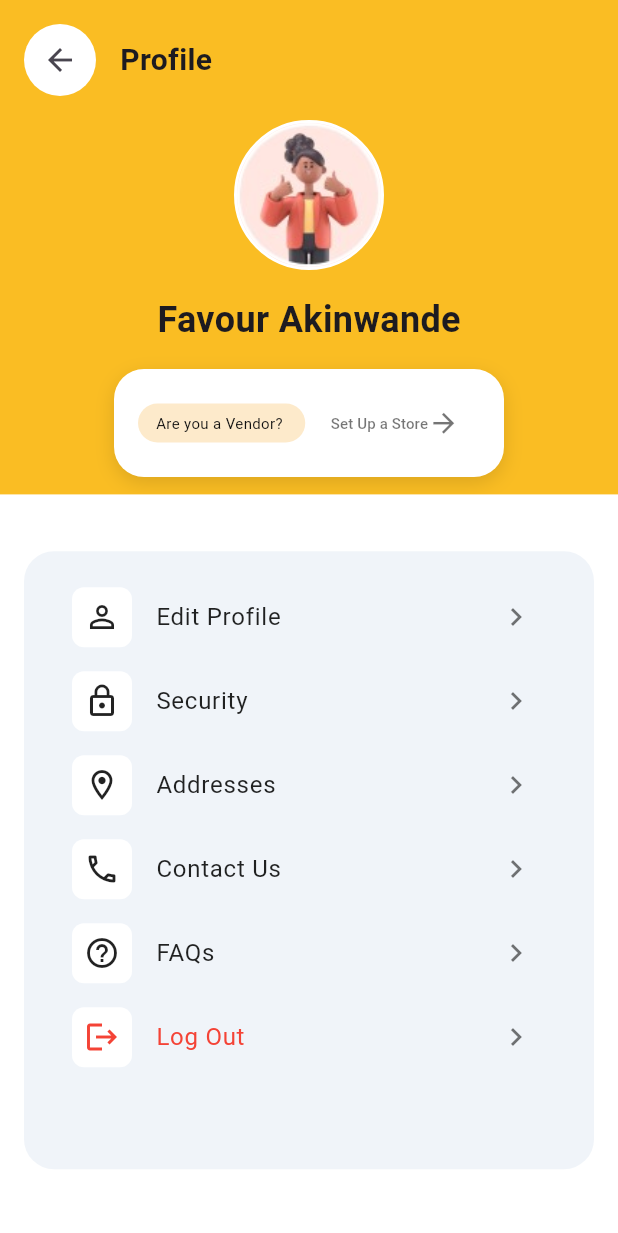
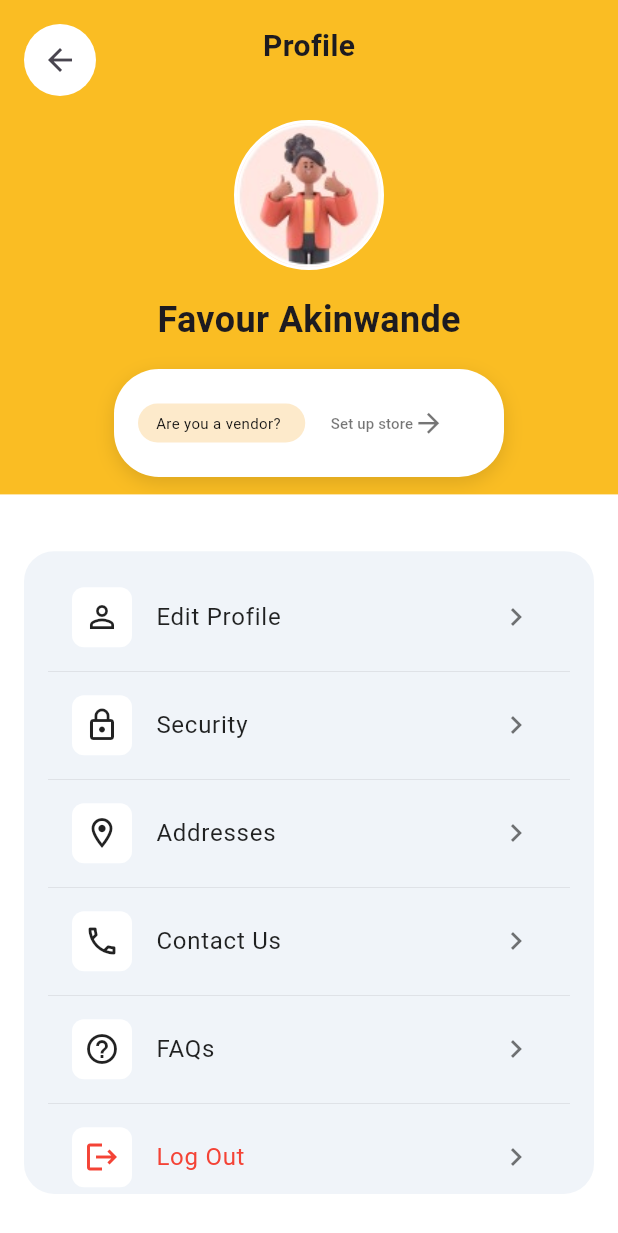
Before and after one commit to eobolo/CAMPUS_CART_MOBILE_APP_GROUP_10, a Flutter app: the ProfileScreen screen opened directly, on a phone screen of 412 x 824 dp. Shown: the top 1233 px of the screen. Run offline on Flutter 3.47's test engine with Material 3 defaults, Android fonts, the phone set to English and light mode, and no system bars; our stand-ins replace cloud_functions, firebase_auth, firebase_core, firebase_database, get, intl_phone_field and 1 more; accounts and stored records are empty.

Commit message:
Update User Profile

```diff
--- a/campus_cart/lib/Profile/user_profile.dart
+++ b/campus_cart/lib/Profile/user_profile.dart
@@ -4,7 +4,6 @@ void main() {
   runApp(const MyApp());
 }
 
-// Define MyApp class
 class MyApp extends StatelessWidget {
   const MyApp({super.key});
 
@@ -12,12 +11,11 @@ class MyApp extends StatelessWidget {
   Widget build(BuildContext context) {
     return const MaterialApp(
       title: 'Profile Screen',
-      home: ProfileScreen(), // Set ProfileScreen as the home widget
+      home: ProfileScreen(),
     );
   }
 }
 
-// ProfileScreen widget code
 class ProfileScreen extends StatelessWidget {
   const ProfileScreen({super.key});
 
@@ -30,9 +28,12 @@ class ProfileScreen extends StatelessWidget {
           children: [
             Padding(
               padding: const EdgeInsets.all(16.0),
-              child: Row(
+              child: Stack(
                 children: [
-                  Container(
+                  // Back Button aligned to the left
+                  Align(
+                    alignment: Alignment.centerLeft,
+                    child: Container(
                       decoration: BoxDecoration(
                         color: Colors.white,
                         borderRadius: BorderRadius.circular(25),
@@ -42,19 +43,22 @@ class ProfileScreen extends StatelessWidget {
                         onPressed: () => Navigator.pop(context),
                       ),
                     ),
-                  const SizedBox(width: 16),
-                  const Text(
+                  ),
+
+                  const Center(
+                    child: Text(
                       'Profile',
                       style: TextStyle(
                         fontSize: 20,
                         fontWeight: FontWeight.w600,
                       ),
                     ),
+                  ),
                 ],
               ),
             ),
 
-            // Profile Image and Name
+
             Column(
               children: [
                 Container(
@@ -84,14 +88,14 @@ class ProfileScreen extends StatelessWidget {
               ],
             ),
 
-            // Store Status Box
+
             Container(
               width: 260,
               margin: const EdgeInsets.symmetric(horizontal: 16),
               padding: const EdgeInsets.symmetric(horizontal: 16, vertical: 12),
               decoration: BoxDecoration(
                 color: Colors.white,
-                borderRadius: BorderRadius.circular(20),
+                borderRadius: BorderRadius.circular(30), // Rounded corners
                 boxShadow: const [
                   BoxShadow(
                     color: Colors.black12,
@@ -111,7 +115,7 @@ class ProfileScreen extends StatelessWidget {
                         borderRadius: BorderRadius.circular(20),
                       ),
                       child: const Text(
-                        'Are you a Vendor?',
+                        'Are you a vendor?',
                         style: TextStyle(
                           color: Color.fromARGB(255, 16, 16, 16),
                           fontSize: 10,
@@ -124,12 +128,12 @@ class ProfileScreen extends StatelessWidget {
                   Flexible(
                     child: TextButton(
                       onPressed: () {
-                        // Action when the button is clicked
+
                       },
                       child: const Row(
                         children: [
                           Text(
-                            'Set Up a Store',
+                            'Set up store',
                             style: TextStyle(
                               color: Colors.black54,
                               fontSize: 10,
@@ -149,7 +153,6 @@ class ProfileScreen extends StatelessWidget {
               ),
             ),
 
-            // Expanded section with white background and inner container
             Expanded(
               child: Stack(
                 alignment: Alignment.topCenter,
@@ -160,22 +163,21 @@ class ProfileScreen extends StatelessWidget {
                       height: MediaQuery.of(context).size.height * 0.6,
                       width: double.infinity,
                       decoration: const BoxDecoration(
-                        color: Colors.white, // White background
+                        color: Colors.white,
                         borderRadius: BorderRadius.zero,
                       ),
                     ),
                   ),
 
-                  // Inner container with updated background and removed shadow
                   Positioned(
                     top: MediaQuery.of(context).size.height * 0.06,
                     left: 16,
                     right: 16,
                     child: Container(
-                      height: MediaQuery.of(context).size.height * 0.5,
+                      height: MediaQuery.of(context).size.height * 0.52,
                       decoration: BoxDecoration(
-                        color: const Color(0xFFF0F4F9), // New background color
-                        borderRadius: BorderRadius.circular(20), // Rounded edges
+                        color: const Color(0xFFF0F4F9),
+                        borderRadius: BorderRadius.circular(20),
                       ),
                       padding: const EdgeInsets.all(16),
                       child: Column(
@@ -185,25 +187,45 @@ class ProfileScreen extends StatelessWidget {
                             title: 'Edit Profile',
                             onTap: () {},
                           ),
+                          const Divider(
+                            color: Color.fromRGBO(0, 0, 0, 0.5),
+                            thickness: 0.1,
+                          ),
                           _buildMenuItem(
                             icon: Icons.lock_outline,
                             title: 'Security',
                             onTap: () {},
+                          ),
+                          const Divider(
+                            color: Color.fromRGBO(0, 0, 0, 0.5),
+                            thickness: 0.1,
                           ),
                           _buildMenuItem(
                             icon: Icons.location_on_outlined,
                             title: 'Addresses',
                             onTap: () {},
                           ),
+                          const Divider(
+                            color: Color.fromRGBO(0, 0, 0, 0.5),
+                            thickness: 0.1,
+                          ),
                           _buildMenuItem(
                             icon: Icons.phone_outlined,
                             title: 'Contact Us',
                             onTap: () {},
                           ),
+                          const Divider(
+                            color: Color.fromRGBO(0, 0, 0, 0.5),
+                            thickness: 0.1,
+                          ),
                           _buildMenuItem(
                             icon: Icons.help_outline,
                             title: 'FAQs',
                             onTap: () {},
+                          ),
+                          const Divider(
+                            color: Color.fromRGBO(0, 0, 0, 0.5),
+                            thickness: 0.1,
                           ),
                           _buildMenuItem(
                             icon: Icons.logout,
@@ -234,7 +256,7 @@ class ProfileScreen extends StatelessWidget {
       leading: Container(
         padding: const EdgeInsets.all(8),
         decoration: BoxDecoration(
-          color: Color(0xFFFFFFFF), // Set all icons' background to white
+          color: Color(0xFFFFFFFF),
           borderRadius: BorderRadius.circular(8),
         ),
         child: Icon(icon, color: textColor ?? Colors.black87),
```
Lines whose indentation alone changed are shown as unchanged.
